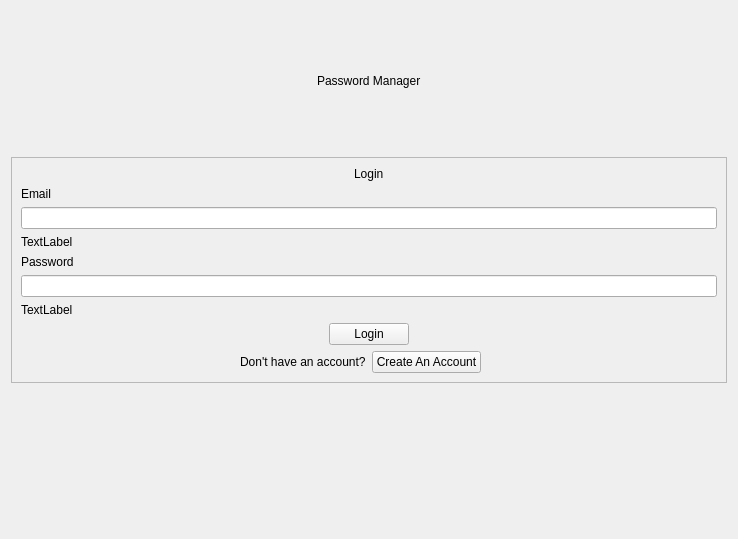
SahisN/PasswordManager, file pages/login/loginpage.ui: the form before one commit.
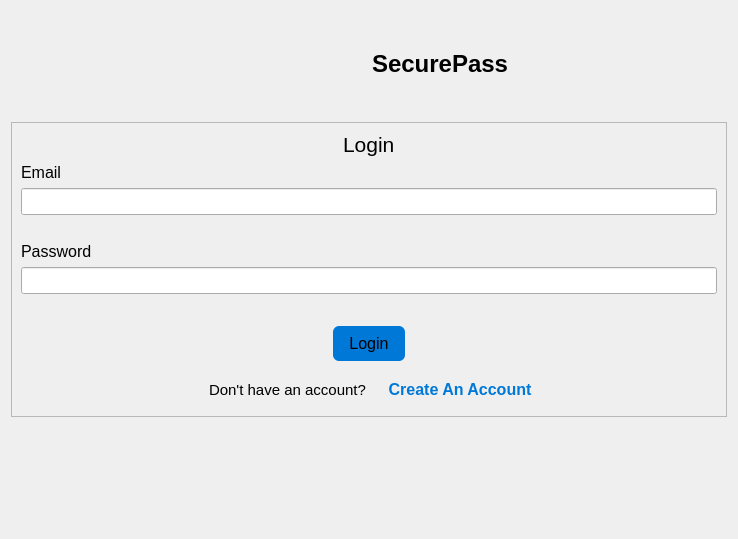
The form after the commit. Icons and pictures are not drawn.

```diff
--- a/pages/login/loginpage.ui
+++ b/pages/login/loginpage.ui
@@ -14,12 +14,53 @@
    <string>Form</string>
   </property>
   <layout class="QVBoxLayout" name="verticalLayout">
-   <item alignment="Qt::AlignmentFlag::AlignHCenter">
-    <widget class="QLabel" name="title">
-     <property name="text">
-      <string>Password Manager</string>
-     </property>
-    </widget>
+   <item>
+    <layout class="QHBoxLayout" name="horizontalLayout_3">
+     <item alignment="Qt::AlignmentFlag::AlignRight">
+      <widget class="QLabel" name="logo">
+       <property name="sizePolicy">
+        <sizepolicy hsizetype="Fixed" vsizetype="Fixed">
+         <horstretch>0</horstretch>
+         <verstretch>0</verstretch>
+        </sizepolicy>
+       </property>
+       <property name="maximumSize">
+        <size>
+         <width>80</width>
+         <height>80</height>
+        </size>
+       </property>
+       <property name="baseSize">
+        <size>
+         <width>60</width>
+         <height>60</height>
+        </size>
+       </property>
+       <property name="text">
+        <string/>
+       </property>
+       <property name="pixmap">
+        <pixmap resource="../../resources.qrc">:/img/images/vault_logo.svg</pixmap>
+       </property>
+       <property name="scaledContents">
+        <bool>true</bool>
+       </property>
+      </widget>
+     </item>
+     <item alignment="Qt::AlignmentFlag::AlignLeft">
+      <widget class="QLabel" name="title">
+       <property name="font">
+        <font>
+         <pointsize>18</pointsize>
+         <bold>true</bold>
+        </font>
+       </property>
+       <property name="text">
+        <string>SecurePass</string>
+       </property>
+      </widget>
+     </item>
+    </layout>
    </item>
    <item>
     <layout class="QHBoxLayout" name="horizontalLayout_2">
@@ -34,6 +75,11 @@
        <layout class="QVBoxLayout" name="verticalLayout_2">
         <item alignment="Qt::AlignmentFlag::AlignHCenter">
          <widget class="QLabel" name="pageName">
+          <property name="font">
+           <font>
+            <pointsize>16</pointsize>
+           </font>
+          </property>
           <property name="text">
            <string>Login</string>
           </property>
@@ -41,18 +87,34 @@
         </item>
         <item>
          <widget class="QLabel" name="emailLabel">
+          <property name="font">
+           <font>
+            <pointsize>12</pointsize>
+           </font>
+          </property>
           <property name="text">
            <string>Email</string>
           </property>
          </widget>
         </item>
         <item>
-         <widget class="QLineEdit" name="emailInput"/>
+         <widget class="QLineEdit" name="emailInput">
+          <property name="font">
+           <font>
+            <pointsize>12</pointsize>
+           </font>
+          </property>
+         </widget>
         </item>
         <item>
          <widget class="QLabel" name="emailErrorText">
+          <property name="font">
+           <font>
+            <pointsize>10</pointsize>
+           </font>
+          </property>
           <property name="text">
-           <string>TextLabel</string>
+           <string/>
           </property>
           <property name="margin">
            <number>3</number>
@@ -61,6 +123,11 @@
         </item>
         <item>
          <widget class="QLabel" name="passwordLabel">
+          <property name="font">
+           <font>
+            <pointsize>12</pointsize>
+           </font>
+          </property>
           <property name="text">
            <string>Password</string>
           </property>
@@ -68,6 +135,11 @@
         </item>
         <item>
          <widget class="QLineEdit" name="passwordInput">
+          <property name="font">
+           <font>
+            <pointsize>12</pointsize>
+           </font>
+          </property>
           <property name="text">
            <string/>
           </property>
@@ -78,8 +150,13 @@
         </item>
         <item>
          <widget class="QLabel" name="PasswordErrorText">
+          <property name="font">
+           <font>
+            <pointsize>10</pointsize>
+           </font>
+          </property>
           <property name="text">
-           <string>TextLabel</string>
+           <string/>
           </property>
           <property name="margin">
            <number>3</number>
@@ -88,6 +165,26 @@
         </item>
         <item alignment="Qt::AlignmentFlag::AlignHCenter">
          <widget class="QPushButton" name="loginButton">
+          <property name="font">
+           <font>
+            <pointsize>12</pointsize>
+           </font>
+          </property>
+          <property name="styleSheet">
+           <string notr="true"> QPushButton {
+        background-color: #0078d7; 
+        border: none;
+        padding: 8px 16px;
+        border-radius: 6px;
+		margin: 5px;
+    }
+    QPushButton:hover {
+        background-color: #3399ff;  
+    }
+    QPushButton:pressed {
+        background-color: #005a9e;  
+    }</string>
+          </property>
           <property name="text">
            <string>Login</string>
           </property>
@@ -97,6 +194,11 @@
          <layout class="QHBoxLayout" name="horizontalLayout">
           <item alignment="Qt::AlignmentFlag::AlignRight">
            <widget class="QLabel" name="label">
+            <property name="font">
+             <font>
+              <pointsize>11</pointsize>
+             </font>
+            </property>
             <property name="text">
              <string>Don't have an account?</string>
             </property>
@@ -104,6 +206,22 @@
           </item>
           <item alignment="Qt::AlignmentFlag::AlignLeft">
            <widget class="QPushButton" name="createAccountButton">
+            <property name="font">
+             <font>
+              <pointsize>12</pointsize>
+              <bold>true</bold>
+             </font>
+            </property>
+            <property name="cursor">
+             <cursorShape>PointingHandCursor</cursorShape>
+            </property>
+            <property name="styleSheet">
+             <string notr="true"> QPushButton {
+       color: #0078d7; 
+        border: none;
+        padding: 8px 16px;
+    }</string>
+            </property>
             <property name="text">
              <string>Create An Account</string>
             </property>
```
Left out of the diff: 4 changed lines with no effect on the pictures.
